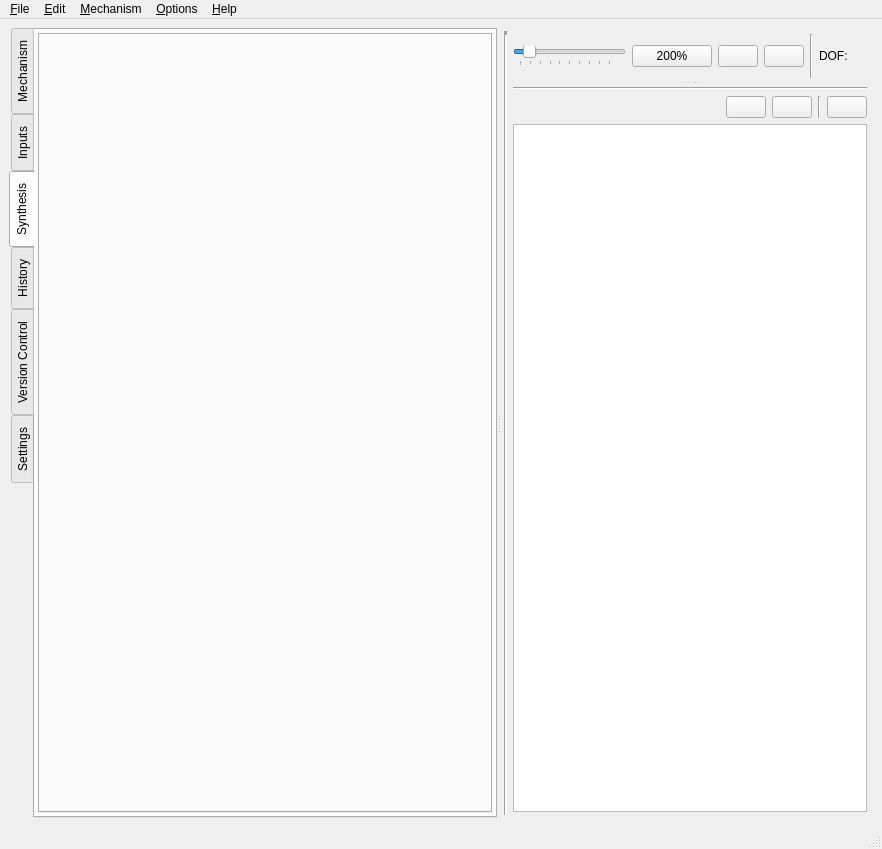
Qt form core/widgets/main.ui (KmolYuan/Pyslvs-UI) before a commit.
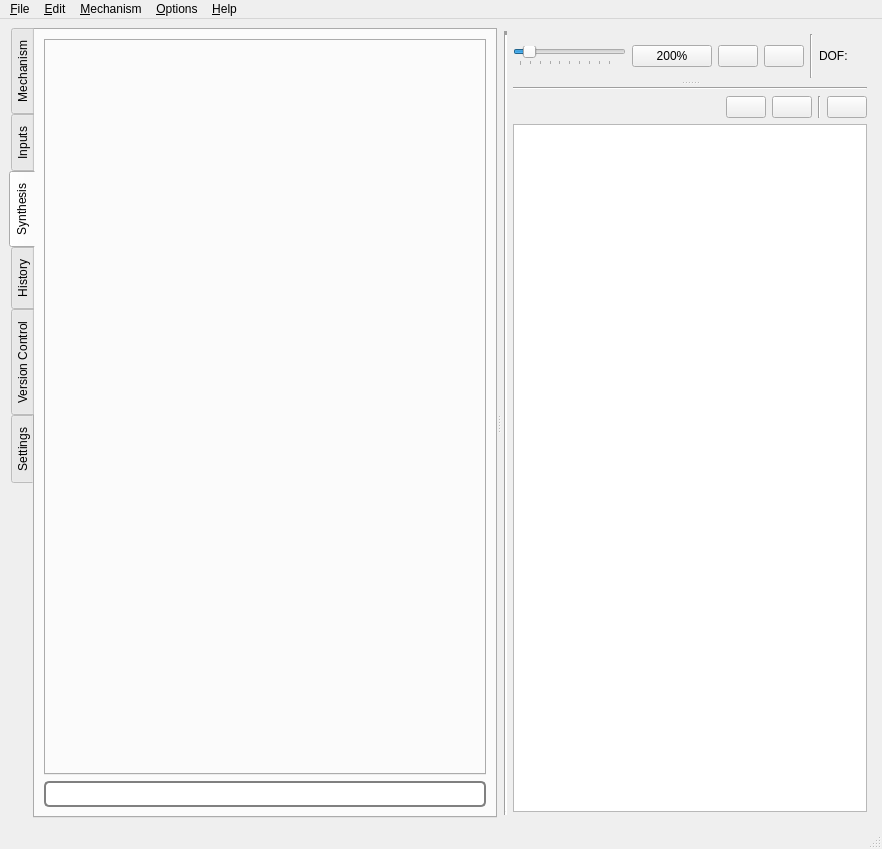
The same form after that commit. The open tabs and pages were chosen to show the change. Icons and pictures are not drawn.

Commit message: Add step progress bar at synthesis page.

What changed in the file:
```diff
--- a/core/widgets/main.ui
+++ b/core/widgets/main.ui
@@ -440,29 +440,33 @@
             <attribute name="title">
              <string>Synthesis</string>
             </attribute>
-            <layout class="QVBoxLayout" name="verticalLayout_14">
-             <property name="leftMargin">
-              <number>3</number>
-             </property>
-             <property name="topMargin">
-              <number>3</number>
-             </property>
-             <property name="rightMargin">
-              <number>3</number>
-             </property>
-             <property name="bottomMargin">
-              <number>3</number>
-             </property>
+            <layout class="QVBoxLayout" name="verticalLayout_10">
              <item>
-              <widget class="QSplitter" name="synthesis_splitter">
-               <property name="orientation">
-                <enum>Qt::Vertical</enum>
+              <widget class="QTabWidget" name="synthesis_tab_widget">
+               <property name="currentIndex">
+                <number>-1</number>
                </property>
-               <widget class="QTabWidget" name="synthesis_tab_widget">
-                <property name="currentIndex">
-                 <number>-1</number>
-                </property>
-               </widget>
+              </widget>
+             </item>
+             <item>
+              <widget class="QProgressBar" name="synthesis_progress">
+               <property name="styleSheet">
+                <string notr="true">QProgressBar {
+    border: 2px solid grey;
+    border-radius: 5px;
+}
+
+QProgressBar::chunk {
+    background-color: #05B8CC;
+    width: 20px;
+}</string>
+               </property>
+               <property name="maximum">
+                <number>3</number>
+               </property>
+               <property name="textVisible">
+                <bool>false</bool>
+               </property>
               </widget>
              </item>
             </layout>
```
Left out of the diff: 4 changed lines with no effect on the pictures. The commit also changes 4 other files.
